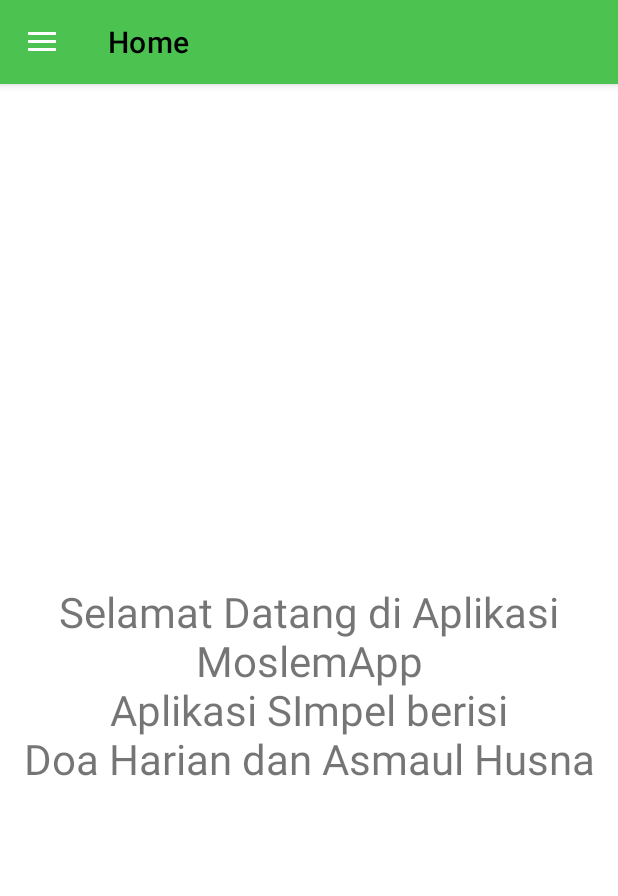
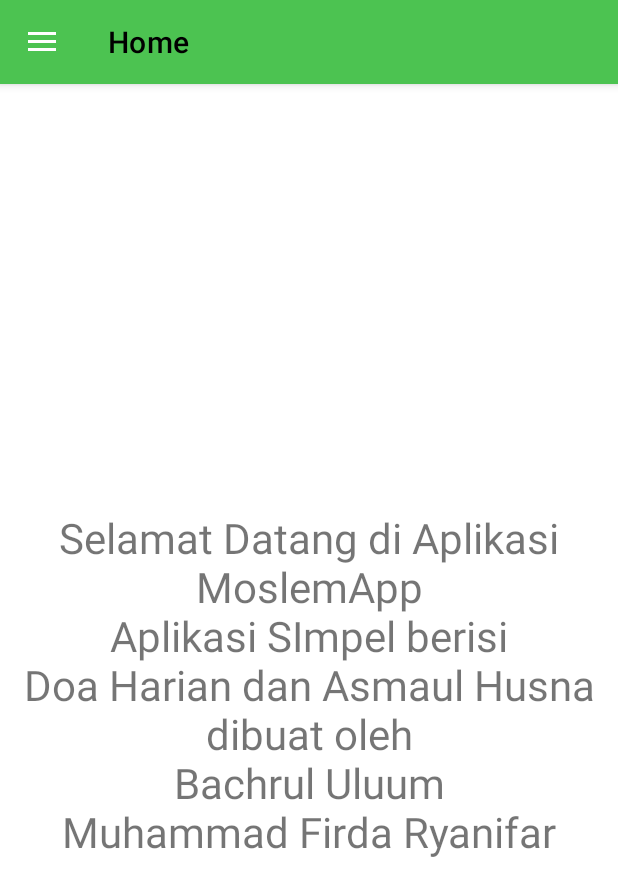
Before and after one commit to uluumbch/MoslemApp, an Android app: the screen it shows after launch (MainActivity), on a phone screen of 412 x 824 dp. Shown: the top 896 px of the screen. Run offline under Robolectric (Android 15) with nearby library versions, the phone set to English and light mode, and no system bars; our stand-ins replace navigation-ui.

Commit message:
memperbaiki readme

```diff
--- a/app/src/main/res/layout/fragment_home.xml
+++ b/app/src/main/res/layout/fragment_home.xml
@@ -12,7 +12,7 @@
         android:layout_height="wrap_content"
         android:gravity="center"
         android:padding="12dp"
-        android:text="\nSelamat Datang di Aplikasi\nMoslemApp\nAplikasi SImpel berisi\nDoa Harian dan Asmaul Husna"
+        android:text="\nSelamat Datang di Aplikasi\nMoslemApp\nAplikasi SImpel berisi\nDoa Harian dan Asmaul Husna\ndibuat oleh\nBachrul Uluum\nMuhammad Firda Ryanifar"
         android:textSize="28sp"
         app:layout_constraintBottom_toBottomOf="parent"
         app:layout_constraintEnd_toEndOf="parent"
```
Also changed, not shown: 1 other file.
